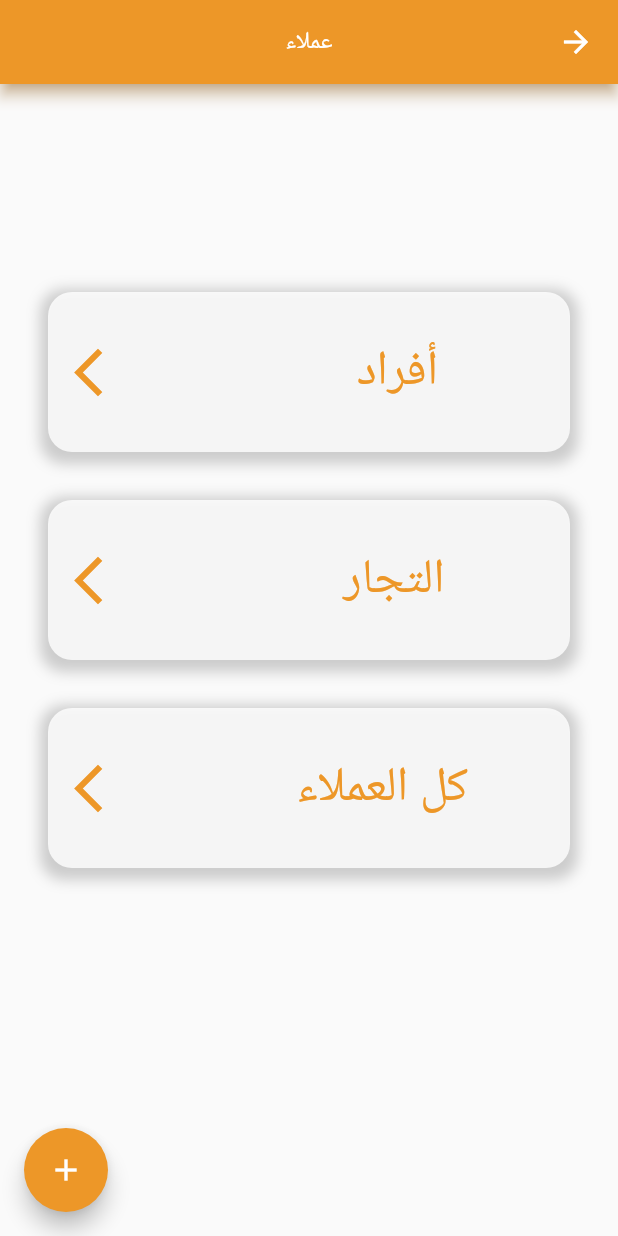
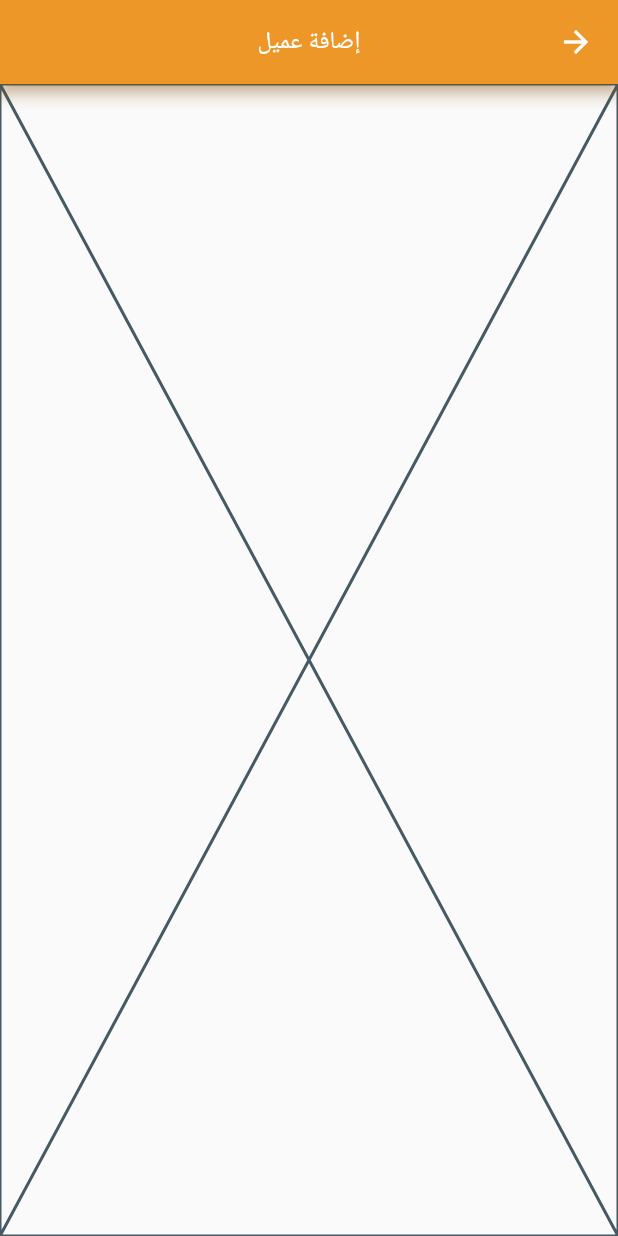
Before and after one commit to mahmoudhamdyae/p2, a Flutter app: the Clients2View screen opened by its route, after a tap on the "add" icon, on a phone screen of 412 x 824 dp. Run offline on Flutter 3.47's test engine with Material 2 defaults, Android fonts, the phone set to English and light mode, and no system bars; our stand-ins replace awesome_dialog, dio, get, get_it, internet_connection_checker, lottie and 2 more; accounts and stored records are empty; Roboto replaces fonts that are missing (Montserrat).

Commit message:
Add Client

```diff
--- /dev/null
+++ b/lib/presentation/main/clients/add_client.dart
@@ -0,0 +1,19 @@
+import 'package:flutter/material.dart';
+import 'package:testt/app/di.dart';
+import 'package:testt/presentation/main/clients/clients_controller.dart';
+
+class AddClient extends StatelessWidget {
+  AddClient({super.key});
+
+  final ClientsController controller = instance<ClientsController>();
+
+  @override
+  Widget build(BuildContext context) {
+    return Scaffold(
+      appBar: AppBar(
+        title: const Text("إضافة عميل"),
+      ),
+      body: Placeholder(),
+    );
+  }
+}
--- a/lib/presentation/main/clients/clients2_view.dart
+++ b/lib/presentation/main/clients/clients2_view.dart
@@ -16,7 +16,7 @@ class Clients2View extends StatelessWidget {
         backgroundColor: Theme.of(context).primaryColor,
         child: const Icon(Icons.add),
         onPressed: () {
-          //
+          Navigator.pushNamed(context, Routes.addClientRoute);
         },
       ),
       appBar: AppBar(
--- a/lib/presentation/resources/routes_manager.dart
+++ b/lib/presentation/resources/routes_manager.dart
@@ -1,4 +1,5 @@
 import 'package:flutter/material.dart';
+import 'package:testt/presentation/main/clients/add_client.dart';
 import 'package:testt/presentation/main/clients/clients2_view.dart';
 import 'package:testt/presentation/main/clients/clients_view.dart';
 import 'package:testt/presentation/main/terms/terms_view.dart';
@@ -29,6 +30,7 @@ class Routes {
   static const String pricesRoute = "/prices";
   static const String clientsRoute = "/clients";
   static const String clients2Route = "/clients2";
+  static const String addClientRoute = "/add_client";
   static const String periodsRoute = "/periods";
   static const String reportsRoute = "/reports";
   static const String personalDataRoute = "/personal_data";
@@ -66,6 +68,8 @@ class RouteGenerator {
         return MaterialPageRoute(builder: (_) => Clients2View());
       case Routes.periodsRoute:
         return MaterialPageRoute(builder: (_) => TermsView());
+      case Routes.addClientRoute:
+        return MaterialPageRoute(builder: (_) => AddClient());
       default:
         return unDefinedRoute();
     }
```
